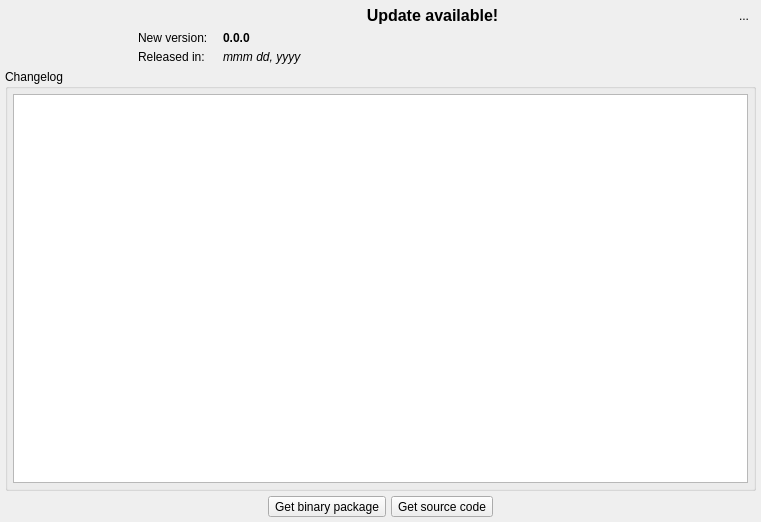
This is libs/libgui/ui/widgets/updatenotifierwidget.ui in pgmodeler/pgmodeler as Qt 5 draws it before an edit. The edited form follows.
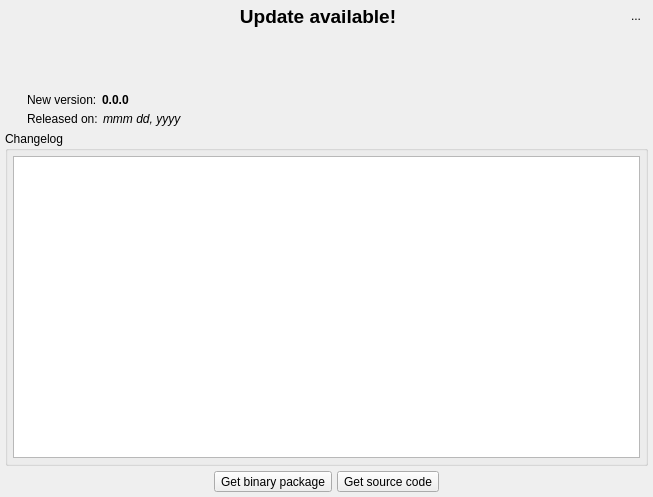
This is the edited form. Icons and pictures are not drawn.

Commit message: Fixed UpdateNotifierWidget style for dark theme (issue #1724)

The edit to the form file:
```diff
--- a/libs/libgui/ui/widgets/updatenotifierwidget.ui
+++ b/libs/libgui/ui/widgets/updatenotifierwidget.ui
@@ -12,8 +12,8 @@
    <rect>
     <x>0</x>
     <y>0</y>
-    <width>761</width>
-    <height>522</height>
+    <width>653</width>
+    <height>497</height>
    </rect>
   </property>
   <property name="minimumSize">
@@ -55,7 +55,7 @@
      <property name="frameShadow">
       <enum>QFrame::Raised</enum>
      </property>
-     <layout class="QGridLayout" name="gridLayout">
+     <layout class="QGridLayout" name="gridLayout_2">
       <property name="leftMargin">
        <number>5</number>
       </property>
@@ -71,23 +71,7 @@
       <property name="spacing">
        <number>5</number>
       </property>
-      <item row="0" column="1">
-       <widget class="QLabel" name="title_lbl">
-        <property name="font">
-         <font>
-          <pointsize>12</pointsize>
-          <bold>true</bold>
-         </font>
-        </property>
-        <property name="text">
-         <string>Update available!</string>
-        </property>
-        <property name="alignment">
-         <set>Qt::AlignCenter</set>
-        </property>
-       </widget>
-      </item>
-      <item row="0" column="0" rowspan="3">
+      <item row="0" column="0" rowspan="2">
        <widget class="QLabel" name="label">
         <property name="sizePolicy">
          <sizepolicy hsizetype="Fixed" vsizetype="Preferred">
@@ -115,6 +99,115 @@
         </property>
        </widget>
       </item>
+      <item row="0" column="1" rowspan="2">
+       <layout class="QGridLayout" name="gridLayout">
+        <item row="0" column="0">
+         <widget class="QLabel" name="title_lbl">
+          <property name="font">
+           <font>
+            <pointsize>14</pointsize>
+            <bold>true</bold>
+           </font>
+          </property>
+          <property name="text">
+           <string>Update available!</string>
+          </property>
+          <property name="alignment">
+           <set>Qt::AlignHCenter|Qt::AlignTop</set>
+          </property>
+         </widget>
+        </item>
+        <item row="2" column="0">
+         <layout class="QHBoxLayout" name="horizontalLayout_2">
+          <item>
+           <widget class="QLabel" name="date_lbl_2">
+            <property name="text">
+             <string>Released on:</string>
+            </property>
+            <property name="alignment">
+             <set>Qt::AlignLeading|Qt::AlignLeft|Qt::AlignVCenter</set>
+            </property>
+            <property name="margin">
+             <number>10</number>
+            </property>
+            <property name="indent">
+             <number>10</number>
+            </property>
+           </widget>
+          </item>
+          <item>
+           <widget class="QLabel" name="ver_date_lbl">
+            <property name="sizePolicy">
+             <sizepolicy hsizetype="Expanding" vsizetype="Fixed">
+              <horstretch>0</horstretch>
+              <verstretch>0</verstretch>
+             </sizepolicy>
+            </property>
+            <property name="font">
+             <font>
+              <italic>true</italic>
+              <bold>false</bold>
+             </font>
+            </property>
+            <property name="text">
+             <string>mmm dd, yyyy</string>
+            </property>
+            <property name="alignment">
+             <set>Qt::AlignLeading|Qt::AlignLeft|Qt::AlignVCenter</set>
+            </property>
+            <property name="margin">
+             <number>0</number>
+            </property>
+           </widget>
+          </item>
+         </layout>
+        </item>
+        <item row="1" column="0">
+         <layout class="QHBoxLayout" name="horizontalLayout_4">
+          <item>
+           <widget class="QLabel" name="version_lbl">
+            <property name="text">
+             <string>New version:</string>
+            </property>
+            <property name="alignment">
+             <set>Qt::AlignLeading|Qt::AlignLeft|Qt::AlignVCenter</set>
+            </property>
+            <property name="margin">
+             <number>10</number>
+            </property>
+            <property name="indent">
+             <number>10</number>
+            </property>
+           </widget>
+          </item>
+          <item>
+           <widget class="QLabel" name="ver_num_lbl">
+            <property name="sizePolicy">
+             <sizepolicy hsizetype="Expanding" vsizetype="Fixed">
+              <horstretch>0</horstretch>
+              <verstretch>0</verstretch>
+             </sizepolicy>
+            </property>
+            <property name="font">
+             <font>
+              <bold>true</bold>
+             </font>
+            </property>
+            <property name="text">
+             <string>0.0.0</string>
+            </property>
+            <property name="alignment">
+             <set>Qt::AlignLeading|Qt::AlignLeft|Qt::AlignVCenter</set>
+            </property>
+            <property name="margin">
+             <number>0</number>
+            </property>
+           </widget>
+          </item>
+         </layout>
+        </item>
+       </layout>
+      </item>
       <item row="0" column="2">
        <widget class="QToolButton" name="hide_tb">
         <property name="toolTip">
@@ -138,109 +231,30 @@
         </property>
        </widget>
       </item>
-      <item row="2" column="1" colspan="2">
-       <layout class="QHBoxLayout" name="horizontalLayout_3">
-        <property name="spacing">
-         <number>5</number>
+      <item row="1" column="2">
+       <spacer name="verticalSpacer">
+        <property name="orientation">
+         <enum>Qt::Vertical</enum>
         </property>
-        <item>
-         <widget class="QLabel" name="date_lbl">
-          <property name="sizePolicy">
-           <sizepolicy hsizetype="Preferred" vsizetype="Fixed">
-            <horstretch>0</horstretch>
-            <verstretch>0</verstretch>
-           </sizepolicy>
-          </property>
-          <property name="minimumSize">
-           <size>
-            <width>80</width>
-            <height>0</height>
-           </size>
-          </property>
-          <property name="maximumSize">
-           <size>
-            <width>16777215</width>
-            <height>16777215</height>
-           </size>
-          </property>
-          <property name="text">
-           <string>Released in:</string>
-          </property>
-         </widget>
-        </item>
-        <item>
-         <widget class="QLabel" name="ver_date_lbl">
-          <property name="sizePolicy">
-           <sizepolicy hsizetype="Expanding" vsizetype="Fixed">
-            <horstretch>0</horstretch>
-            <verstretch>0</verstretch>
-           </sizepolicy>
-          </property>
-          <property name="font">
-           <font>
-            <italic>true</italic>
-            <bold>false</bold>
-           </font>
-          </property>
-          <property name="text">
-           <string>mmm dd, yyyy</string>
-          </property>
-         </widget>
-        </item>
-       </layout>
-      </item>
-      <item row="1" column="1" colspan="2">
-       <layout class="QHBoxLayout" name="horizontalLayout_2">
-        <property name="spacing">
-         <number>5</number>
+        <property name="sizeType">
+         <enum>QSizePolicy::Fixed</enum>
         </property>
-        <item>
-         <widget class="QLabel" name="version_lbl">
-          <property name="sizePolicy">
-           <sizepolicy hsizetype="Preferred" vsizetype="Fixed">
-            <horstretch>0</horstretch>
-            <verstretch>0</verstretch>
-           </sizepolicy>
-          </property>
-          <property name="minimumSize">
-           <size>
-            <width>80</width>
-            <height>0</height>
-           </size>
-          </property>
-          <property name="maximumSize">
-           <size>
-            <width>16777215</width>
-            <height>16777215</height>
-           </size>
-          </property>
-          <property name="text">
-           <string>New version:</string>
-          </property>
-         </widget>
-        </item>
-        <item>
-         <widget class="QLabel" name="ver_num_lbl">
-          <property name="sizePolicy">
-           <sizepolicy hsizetype="Expanding" vsizetype="Fixed">
-            <horstretch>0</horstretch>
-            <verstretch>0</verstretch>
-           </sizepolicy>
-          </property>
-          <property name="font">
-           <font>
-            <bold>true</bold>
-           </font>
-          </property>
-          <property name="text">
-           <string>0.0.0</string>
-          </property>
-         </widget>
-        </item>
-       </layout>
+        <property name="sizeHint" stdset="0">
+         <size>
+          <width>20</width>
+          <height>100</height>
+         </size>
+        </property>
+       </spacer>
       </item>
-      <item row="3" column="0" colspan="3">
+      <item row="2" column="0" colspan="3">
        <widget class="QGroupBox" name="changelog_gb">
+        <property name="sizePolicy">
+         <sizepolicy hsizetype="Preferred" vsizetype="Expanding">
+          <horstretch>0</horstretch>
+          <verstretch>0</verstretch>
+         </sizepolicy>
+        </property>
         <property name="title">
          <string>Changelog</string>
         </property>
@@ -297,7 +311,7 @@
         </layout>
        </widget>
       </item>
-      <item row="4" column="0" colspan="3">
+      <item row="3" column="0" colspan="3">
        <layout class="QHBoxLayout" name="horizontalLayout">
         <property name="spacing">
          <number>5</number>
```
The commit also changes 1 other file.
